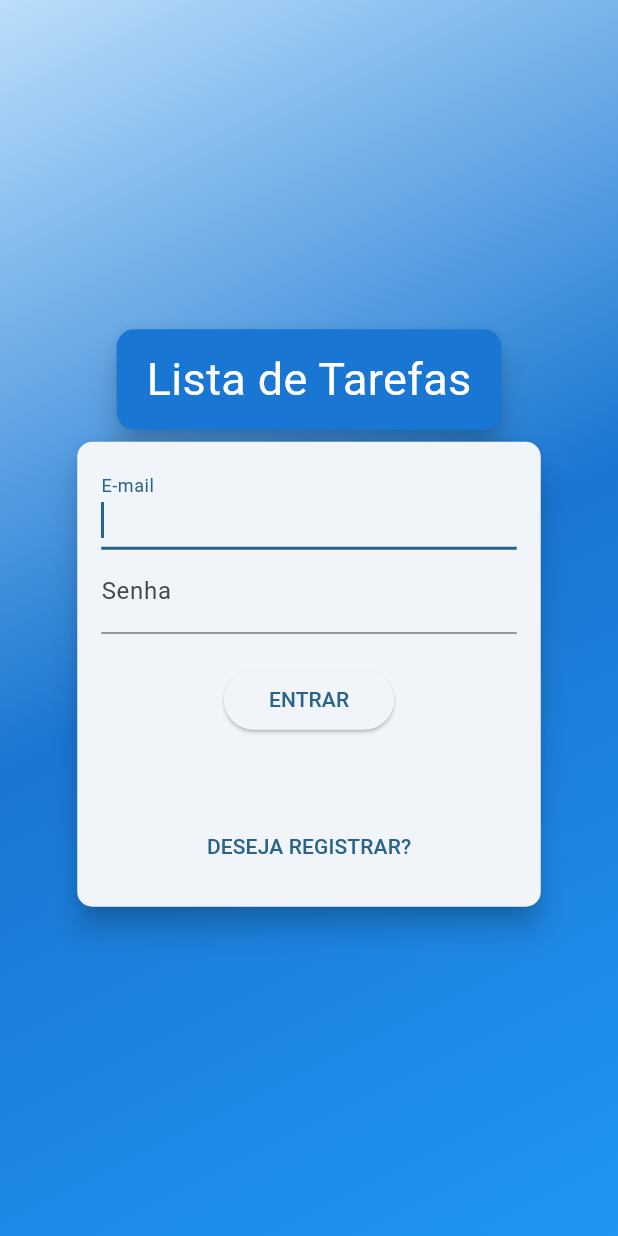
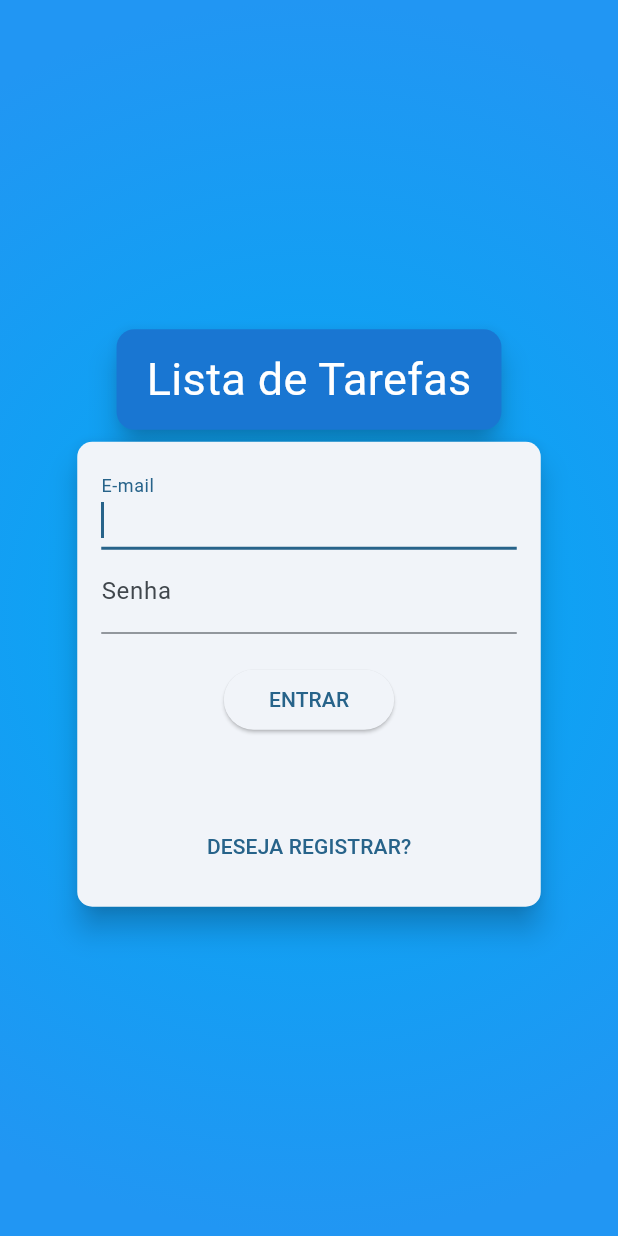
Before and after one commit to Ferps53/Scheduler, a Flutter app: the screen it shows after launch, on a phone screen of 412 x 824 dp. Run offline on Flutter 3.47's test engine with Material 3 defaults, Android fonts, the phone set to English and light mode, and no system bars; our stand-ins replace firebase_core, firebase_messaging, shared_preferences; accounts and stored records are empty; generated files the repository leaves out were written again.

Commit message:
Alteração das cores de todo o app

```diff
--- a/lib/main.dart
+++ b/lib/main.dart
@@ -53,8 +53,11 @@ class MyApp extends StatelessWidget {
           Locale('pt'), // Spanish
         ],
         theme: ThemeData(
-          colorScheme: ColorScheme.fromSeed(seedColor: Colors.lightBlue),
-          primarySwatch: Colors.blue,
+          colorScheme: ColorScheme.fromSeed(
+            seedColor: const Color(
+              0xff03A9F4,
+            ),
+          ),
           useMaterial3: true,
           datePickerTheme: const DatePickerThemeData(elevation: 0),
           timePickerTheme: const TimePickerThemeData(elevation: 0),
--- a/lib/src/view/dialogs/tarefa_form_dialog.dart
+++ b/lib/src/view/dialogs/tarefa_form_dialog.dart
@@ -98,7 +98,7 @@ class _TarefaFormDialogState extends State<TarefaFormDialog> {
                       topLeft: Radius.circular(25),
                       topRight: Radius.circular(25))),
               foregroundColor: Colors.white,
-              backgroundColor: Colors.blue,
+              backgroundColor: const Color(0xff03A9F4),
               title: Text(
                   widget.tarefa == null ? "Criar Tarefa" : "Atualizar Tarefa"),
             ),
--- a/lib/src/view/screen/auth_screen.dart
+++ b/lib/src/view/screen/auth_screen.dart
@@ -10,15 +10,14 @@ class AuthScreen extends StatelessWidget {
       body: Stack(
         children: [
           Container(
-            decoration: BoxDecoration(
-              gradient: LinearGradient(
+            decoration: const BoxDecoration(
+              gradient: RadialGradient(
                 colors: [
-                  Theme.of(context).primaryColorLight,
-                  Theme.of(context).primaryColorDark,
+                  Color(0xff03A9F4),
                   Colors.blue,
                 ],
-                begin: Alignment.topLeft,
-                end: Alignment.bottomRight,
+                radius: 1,
+                focalRadius: 2
               ),
             ),
           ),
--- a/lib/src/view/screen/home_screen.dart
+++ b/lib/src/view/screen/home_screen.dart
@@ -8,7 +8,7 @@ class HomeScreen extends StatelessWidget {
     return Scaffold(
       appBar: AppBar(
         centerTitle: true,
-        backgroundColor: Colors.blue,
+        backgroundColor: const Color(0xff03A9F4),
         foregroundColor: Colors.white,
         title: const Text(
           "Página Inicial",
--- a/lib/src/view/screen/tarefas.dart
+++ b/lib/src/view/screen/tarefas.dart
@@ -52,7 +52,7 @@ class _TarefaScreenState extends State<TarefaScreen> {
       appBar: AppBar(
         elevation: 5,
         shadowColor: Colors.black87,
-        backgroundColor: Colors.blue,
+        backgroundColor: const Color(0xff03A9F4),
         foregroundColor: Colors.white,
         title: const Text("Tarefas"),
         centerTitle: true,
--- a/lib/src/view/widgets/app_drawer.dart
+++ b/lib/src/view/widgets/app_drawer.dart
@@ -13,7 +13,7 @@ class AppDrawer extends StatelessWidget {
         children: [
           AppBar(
             automaticallyImplyLeading: false,
-            backgroundColor: Colors.blue,
+            backgroundColor: const Color(0xff03A9F4),
             foregroundColor: Colors.white,
             title: const FittedBox(
               child: Text(
```
